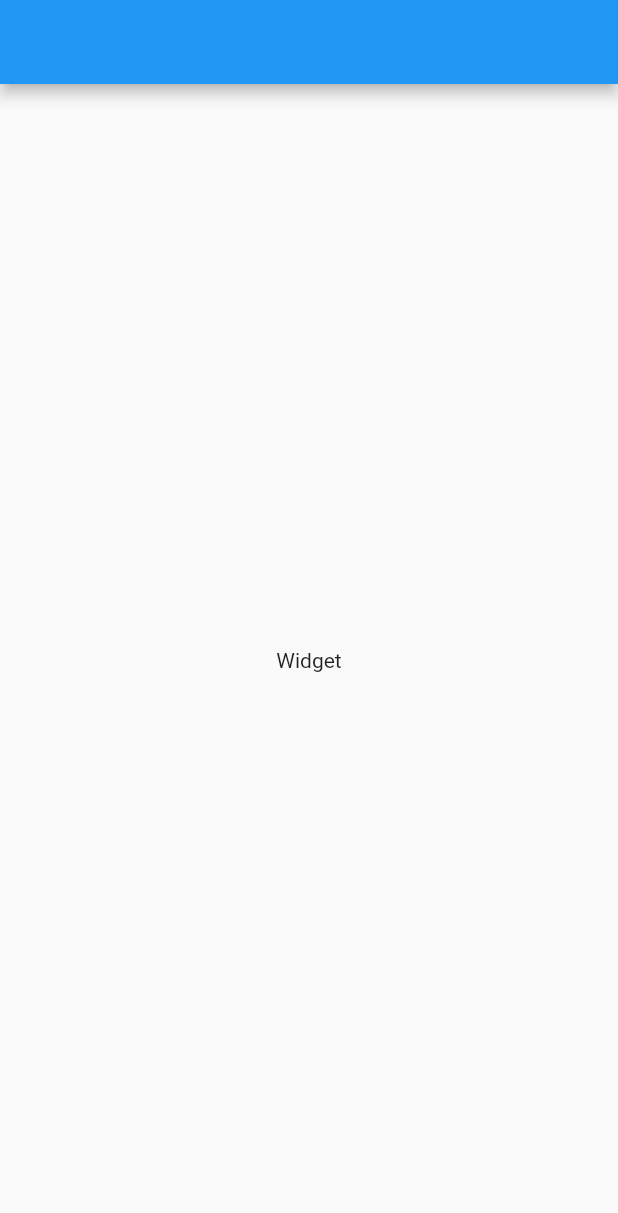
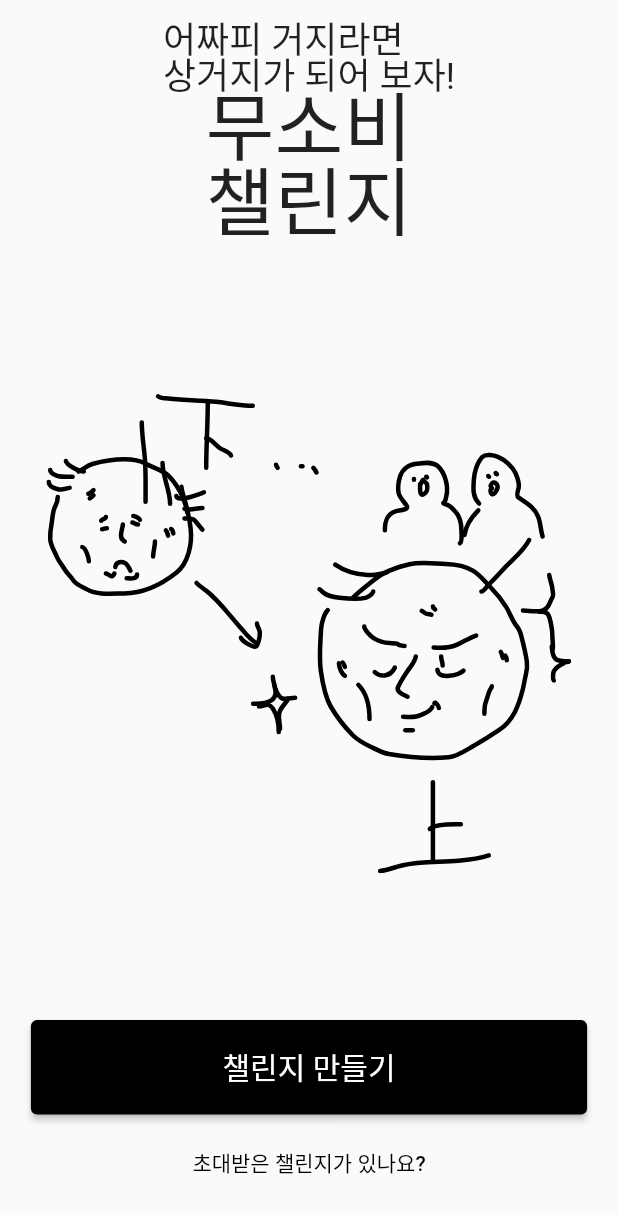
Before and after one commit to unithon-9th-10th/mobile-app, a Flutter app: the screen it shows after launch, on a phone screen of 412 x 824 dp. Shown: the top 1213 px of the screen. Run offline on Flutter 3.47's test engine with Material 2 defaults, Android fonts, the phone set to English and light mode, and no system bars; our stand-ins replace flutter_svg, modal_bottom_sheet.

Commit message:
feat: main page 레이아웃 추가 (#2)

```diff
--- a/lib/main_page.dart
+++ b/lib/main_page.dart
@@ -1,14 +1,116 @@
 import 'package:flutter/material.dart';
+import 'package:flutter_svg/flutter_svg.dart';
+import 'package:modal_bottom_sheet/modal_bottom_sheet.dart';
 
 class MainPage extends StatelessWidget {
   const MainPage({super.key});
 
   @override
   Widget build(BuildContext context) {
+    final height = MediaQuery.of(context).size.height;
     return Scaffold(
-      appBar: AppBar(),
-      body: Center(
-        child: Text(toString()),
+      body: SafeArea(
+        child: Center(
+          child: Column(
+            children: [
+              SizedBox(height: (height * 0.02)),
+              const Text(
+                '어짜피 거지라면\n상거지가 되어 보자!',
+                style: TextStyle(
+                  fontSize: 24,
+                  height: 1.0,
+                ),
+              ),
+              const Text(
+                '무소비\n챌린지',
+                style: TextStyle(
+                  fontSize: 50,
+                  height: 1.0,
+                ),
+              ),
+              const Spacer(),
+              SvgPicture.asset('images/startmain.svg'),
+              const Spacer(),
+              ElevatedButton(
+                onPressed: () {
+                  Navigator.of(context).pushNamed('/create-challenge');
+                },
+                style: ButtonStyle(
+                  backgroundColor: MaterialStateProperty.all(Colors.black),
+                  fixedSize: MaterialStateProperty.all(
+                    Size.fromWidth(MediaQuery.of(context).size.width * 0.9),
+                  ),
+                ),
+                child: Padding(
+                  padding: EdgeInsets.symmetric(vertical: (height * 0.02)),
+                  child: const Text(
+                    '챌린지 만들기',
+                    style: TextStyle(
+                      fontSize: 20,
+                    ),
+                  ),
+                ),
+              ),
+              SizedBox(height: height * 0.01),
+              TextButton(
+                onPressed: () {
+                  showMaterialModalBottomSheet(
+                    context: context,
+                    builder: (context) => SizedBox(
+                      height: 150,
+                      child: Column(
+                        mainAxisAlignment: MainAxisAlignment.center,
+                        children: [
+                          const Text(
+                            '챌린지를 개설한 친구에게 링크를\n바로 열어주시면 연결됩니다!',
+                            style: TextStyle(
+                              fontSize: 16,
+                            ),
+                          ),
+                          SizedBox(
+                            height: height * 0.03,
+                          ),
+                          ElevatedButton(
+                            onPressed: () {
+                              Navigator.of(context).popUntil(
+                                  (route) => route.settings.name == '/');
+                            },
+                            style: ButtonStyle(
+                              backgroundColor:
+                                  MaterialStateProperty.all(Colors.black),
+                              fixedSize: MaterialStateProperty.all(
+                                Size.fromWidth(
+                                    MediaQuery.of(context).size.width * 0.9),
+                              ),
+                            ),
+                            child: Padding(
+                              padding: EdgeInsets.symmetric(
+                                  vertical: (height * 0.02)),
+                              child: const Text(
+                                'ㅇㅋ',
+                                style: TextStyle(
+                                  fontSize: 20,
+                                ),
+                              ),
+                            ),
+                          ),
+                        ],
+                      ),
+                    ),
+                    expand: false,
+                  );
+                },
+                child: const Text(
+                  '초대받은 챌린지가 있나요?',
+                  style: TextStyle(
+                    color: Colors.black,
+                  ),
+                ),
+              ),
+              SizedBox(height: height * 0.03),
+            ],
+          ),
+        ),
       ),
     );
   }
--- a/pubspec.yaml
+++ b/pubspec.yaml
@@ -36,6 +36,8 @@ dependencies:
   # The following adds the Cupertino Icons font to your application.
   # Use with the CupertinoIcons class for iOS style icons.
   cupertino_icons: ^1.0.2
+  flutter_svg: ^1.1.5
+  modal_bottom_sheet: ^2.1.2
 
 dev_dependencies:
   flutter_test:
@@ -63,6 +65,8 @@ flutter:
   # assets:
   #   - images/a_dot_burr.jpeg
   #   - images/a_dot_ham.jpeg
+  assets:
+    - images/startmain.svg
 
   # An image asset can refer to one or more resolution-specific "variants", see
   # https://flutter.dev/assets-and-images/#resolution-aware
```
Also changed, not shown: images/startmain.svg (added), pubspec.lock.
